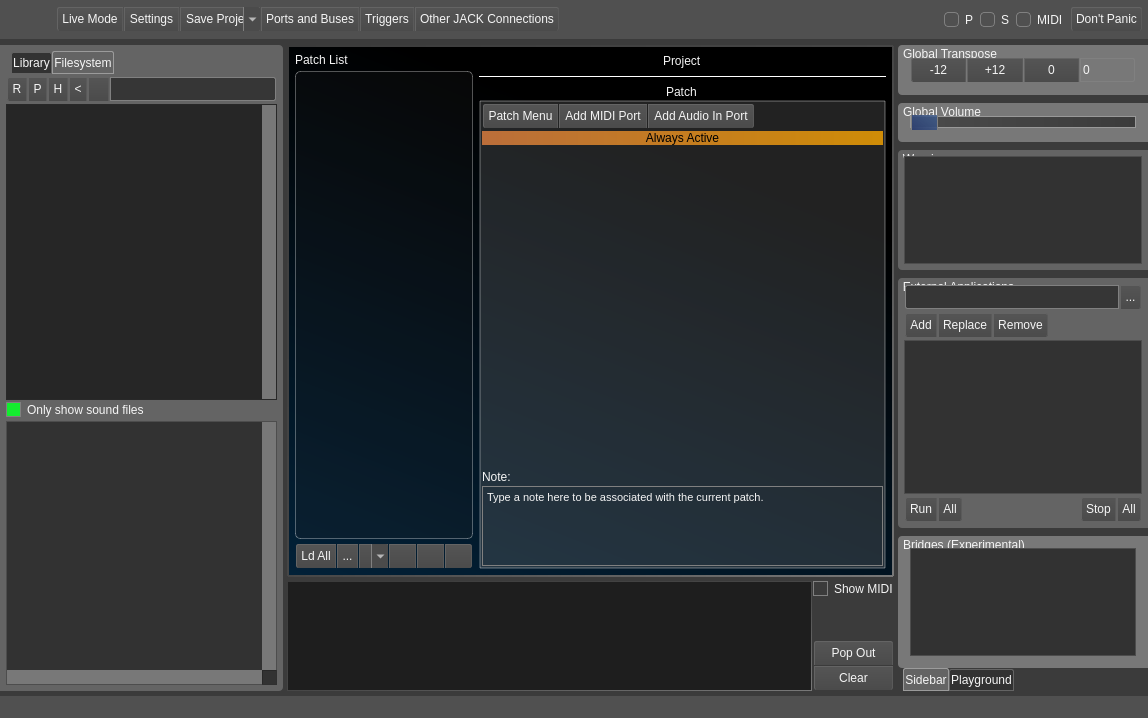
Qt form src/mainwindow.ui (noedigcode/konfyt) before a commit.
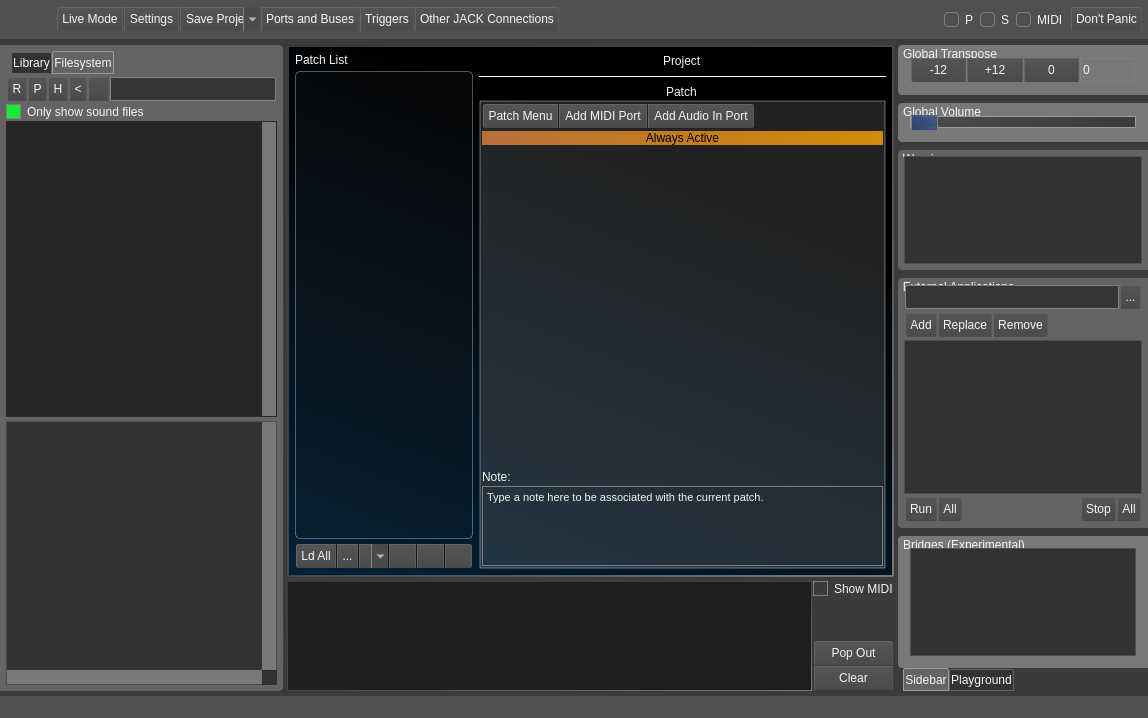
The same form after that commit. The open tabs and pages were chosen to show the change. Icons and pictures are not drawn.

```diff
--- a/src/mainwindow.ui
+++ b/src/mainwindow.ui
@@ -1403,6 +1403,48 @@
                  <property name="spacing">
                   <number>2</number>
                  </property>
+                 <item row="2" column="0">
+                  <widget class="QTreeWidget" name="treeWidget_filesystem">
+                   <property name="contextMenuPolicy">
+                    <enum>Qt::CustomContextMenu</enum>
+                   </property>
+                   <property name="styleSheet">
+                    <string notr="true">QTreeWidget {
+background-color: rgb(38, 38, 38);
+border-color: rgb(40, 40, 40);
+}</string>
+                   </property>
+                   <property name="verticalScrollBarPolicy">
+                    <enum>Qt::ScrollBarAlwaysOn</enum>
+                   </property>
+                   <property name="horizontalScrollBarPolicy">
+                    <enum>Qt::ScrollBarAsNeeded</enum>
+                   </property>
+                   <property name="autoExpandDelay">
+                    <number>-1</number>
+                   </property>
+                   <property name="indentation">
+                    <number>8</number>
+                   </property>
+                   <property name="wordWrap">
+                    <bool>false</bool>
+                   </property>
+                   <property name="headerHidden">
+                    <bool>true</bool>
+                   </property>
+                   <property name="expandsOnDoubleClick">
+                    <bool>false</bool>
+                   </property>
+                   <attribute name="headerVisible">
+                    <bool>false</bool>
+                   </attribute>
+                   <column>
+                    <property name="text">
+                     <string>Soundfonts</string>
+                    </property>
+                   </column>
+                  </widget>
+                 </item>
                  <item row="0" column="0">
                   <widget class="QFrame" name="frame_24">
                    <property name="minimumSize">
@@ -1671,48 +1713,6 @@
                   </widget>
                  </item>
                  <item row="1" column="0">
-                  <widget class="QTreeWidget" name="treeWidget_filesystem">
-                   <property name="contextMenuPolicy">
-                    <enum>Qt::CustomContextMenu</enum>
-                   </property>
-                   <property name="styleSheet">
-                    <string notr="true">QTreeWidget {
-background-color: rgb(38, 38, 38);
-border-color: rgb(40, 40, 40);
-}</string>
-                   </property>
-                   <property name="verticalScrollBarPolicy">
-                    <enum>Qt::ScrollBarAlwaysOn</enum>
-                   </property>
-                   <property name="horizontalScrollBarPolicy">
-                    <enum>Qt::ScrollBarAsNeeded</enum>
-                   </property>
-                   <property name="autoExpandDelay">
-                    <number>-1</number>
-                   </property>
-                   <property name="indentation">
-                    <number>8</number>
-                   </property>
-                   <property name="wordWrap">
-                    <bool>false</bool>
-                   </property>
-                   <property name="headerHidden">
-                    <bool>true</bool>
-                   </property>
-                   <property name="expandsOnDoubleClick">
-                    <bool>false</bool>
-                   </property>
-                   <attribute name="headerVisible">
-                    <bool>false</bool>
-                   </attribute>
-                   <column>
-                    <property name="text">
-                     <string>Soundfonts</string>
-                    </property>
-                   </column>
-                  </widget>
-                 </item>
-                 <item row="2" column="0">
                   <widget class="QCheckBox" name="checkBox_filesystem_ShowOnlySounds">
                    <property name="text">
                     <string>Only show sound files</string>
```
Left out of the diff: 6 changed lines with no effect on the pictures.
